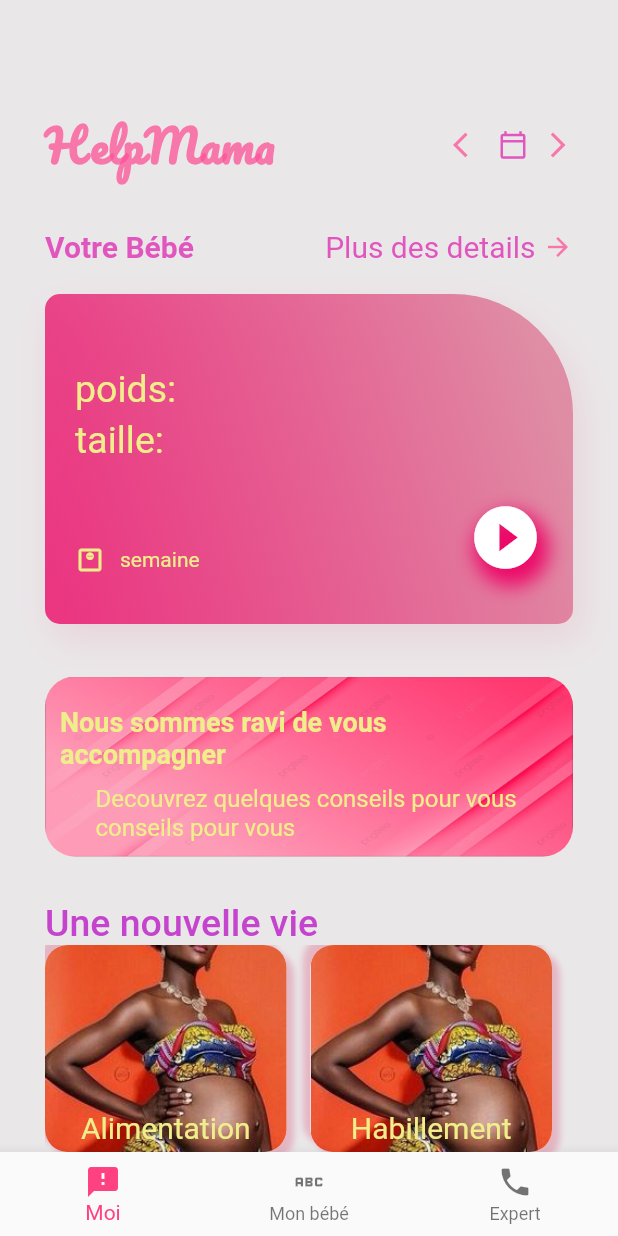
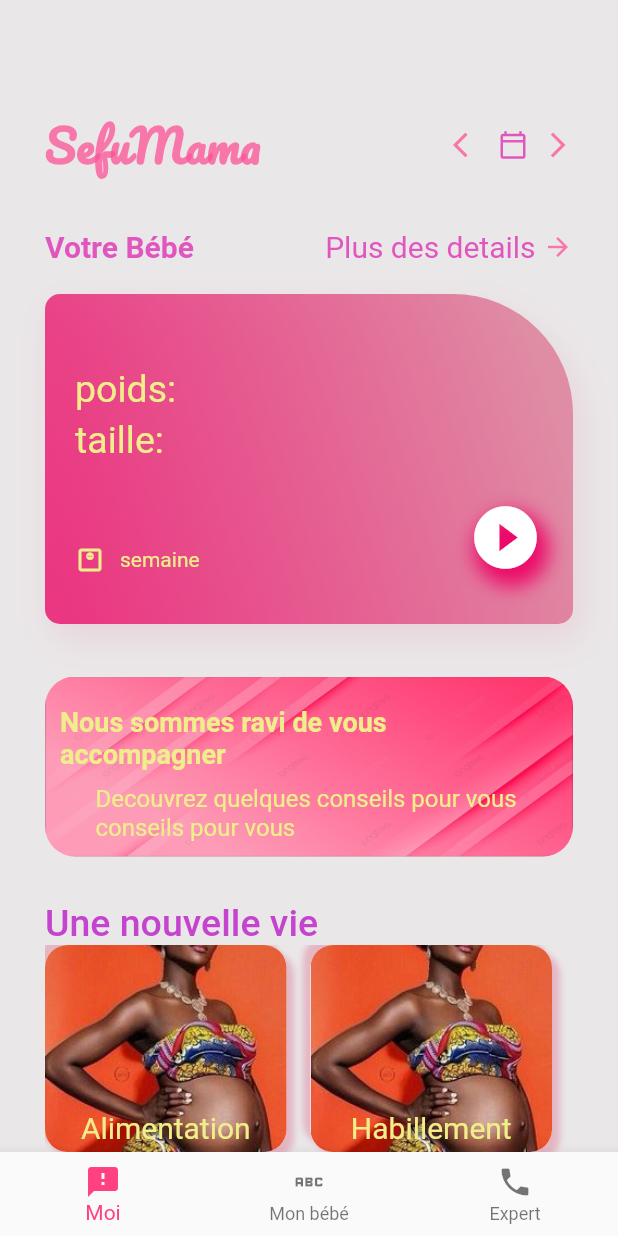
Before and after one commit to MyaNyembo/helpmama, a Flutter app: the screen it shows after launch, on a phone screen of 412 x 824 dp. Run offline on Flutter 3.47's test engine with Material 2 defaults, Android fonts, the phone set to English and light mode, and no system bars; our stand-ins replace get, google_fonts.

Commit message:
text sefu mama

```diff
--- a/lib/home_page.dart
+++ b/lib/home_page.dart
@@ -45,7 +45,7 @@
           children: [
             Row(
               children: [
-                Text("HelpMama",
+                Text("SefuMama",
                     style: GoogleFonts.pacifico(
                         textStyle: TextStyle(
                             fontSize: 30,
```
